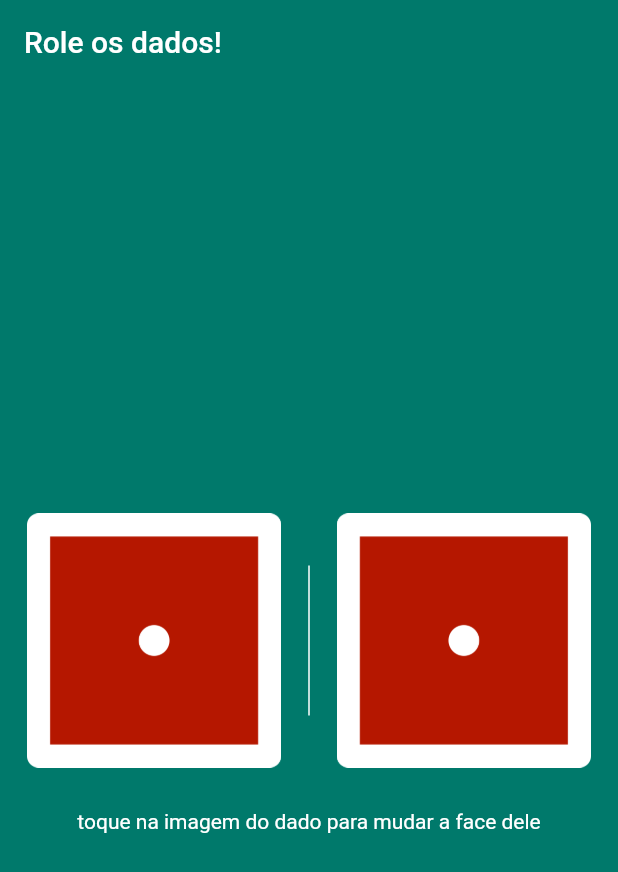
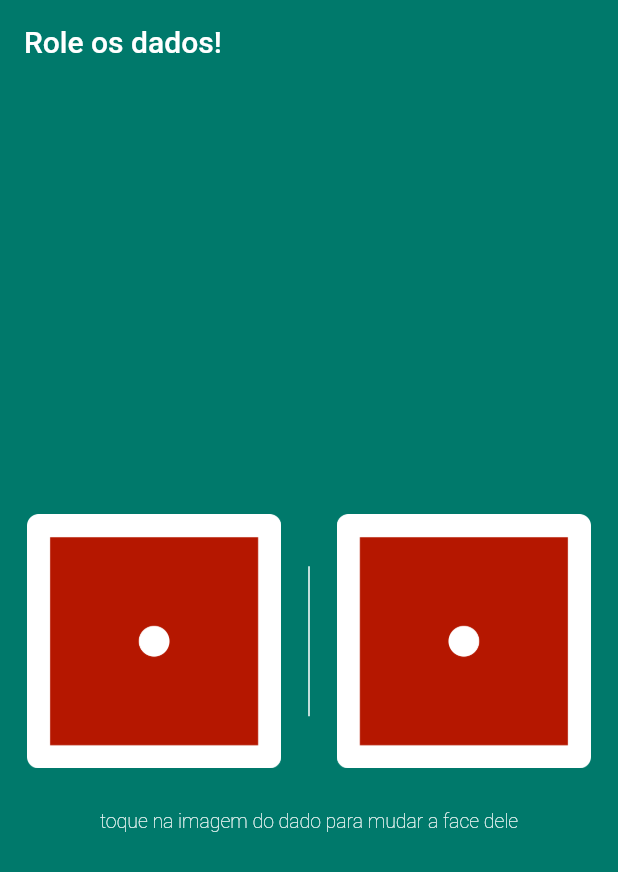
Before and after one commit to menesesdev/dadoos, a Flutter app: the screen it shows after launch, on a phone screen of 412 x 824 dp. Shown: the top 872 px of the screen. Run offline on Flutter 3.47's test engine with Material 2 defaults, Android fonts, the phone set to English and light mode, and no system bars.

Commit message:
Transformando de STL para STF

```diff
--- a/lib/main.dart
+++ b/lib/main.dart
@@ -17,10 +17,16 @@ void main() {
   );
 }
 
-class Dadoos extends StatelessWidget {
+class Dadoos extends StatefulWidget {
+  @override
+  State<Dadoos> createState() => _DadoosState();
+}
+
+class _DadoosState extends State<Dadoos> {
+  int numDadoEsquerdo = 1;
+
   @override
   Widget build(BuildContext context) {
-    var numDadoEsquerdo = 1;
     return Column(
       mainAxisAlignment: MainAxisAlignment.center,
       crossAxisAlignment: CrossAxisAlignment.center,
@@ -32,7 +38,11 @@ class Dadoos extends StatelessWidget {
                 child: Padding(
                   padding: const EdgeInsets.all(10.0),
                   child: TextButton(
-                    onPressed: () {},
+                    onPressed: () {
+                      setState(() {
+                        numDadoEsquerdo = 3;
+                      });
+                    },
                     child: Image.asset("imagens/dado$numDadoEsquerdo.png"),
                   ),
                 ),
@@ -59,7 +69,11 @@ class Dadoos extends StatelessWidget {
         ),
         Text(
           "toque na imagem do dado para mudar a face dele",
-          style: TextStyle(color: Colors.white),
+          style: TextStyle(
+            color: Colors.white,
+            fontWeight: FontWeight.w200,
+            fontSize: 13,
+          ),
         )
       ],
     );
```
